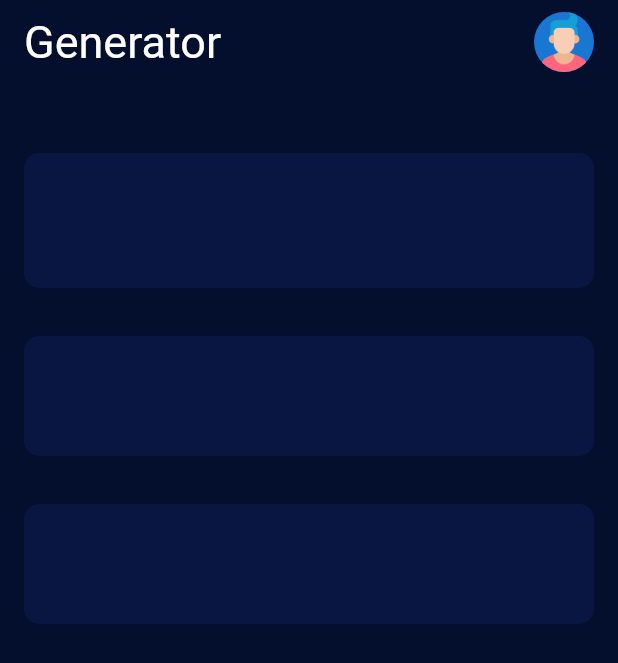
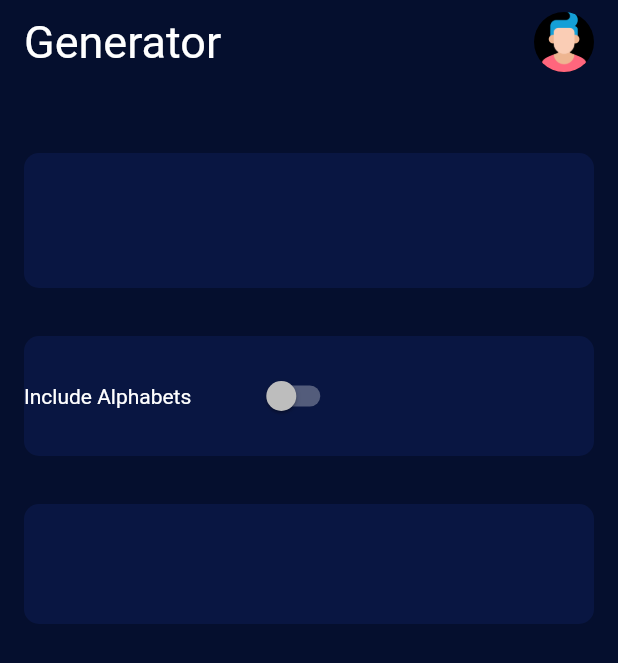
Before and after one commit to chaudharyjatin115/password_generator, a Flutter app: the screen it shows after launch, on a phone screen of 412 x 824 dp. Shown: the top 663 px of the screen. Run offline on Flutter 3.47's test engine with Material 2 defaults, Android fonts, the phone set to English and light mode, and no system bars.

Commit message:
adding the theme and reusable card

```diff
--- a/lib/main.dart
+++ b/lib/main.dart
@@ -10,7 +10,12 @@ class MyApp extends StatelessWidget {
   @override
   Widget build(BuildContext context) {
     return MaterialApp(
-      home: PassGen(),
-    );
+        theme: ThemeData.dark().copyWith(
+          primaryColor: Color(0xff050f2e),
+          scaffoldBackgroundColor: Color(0xff050f2e),
+        ),
+        home: Scaffold(
+          body: PassGen(),
+        ));
   }
 }
--- a/lib/screens/main_screen.dart
+++ b/lib/screens/main_screen.dart
@@ -7,11 +7,10 @@ class PassGen extends StatefulWidget {
 }
 
 class _PassGenState extends State<PassGen> {
+  late bool newValue;
   @override
   Widget build(BuildContext context) {
-    return Scaffold(
-      backgroundColor: Color(0xff040f2d),
-      body: SafeArea(
+    return SafeArea(
       child: Column(
         children: [
           ListTile(
@@ -29,13 +28,26 @@ class _PassGenState extends State<PassGen> {
             height: 90.0,
           ),
           ReusableCard(
-              child: Row(),
+            child: Row(
+              children: [
+                Text('Include Alphabets'),
+                SizedBox(
+                  width: 40.0,
+                ),
+                Switch(
+                    value: false,
+                    onChanged: (bool onvlaue) {
+                      setState(() {
+                        newValue = onvlaue;
+                      });
+                    })
+              ],
+            ),
           ),
           ReusableCard(
             child: Row(),
           ),
         ],
-        ),
       ),
     );
   }
```
Lines whose indentation alone changed are shown as unchanged.
